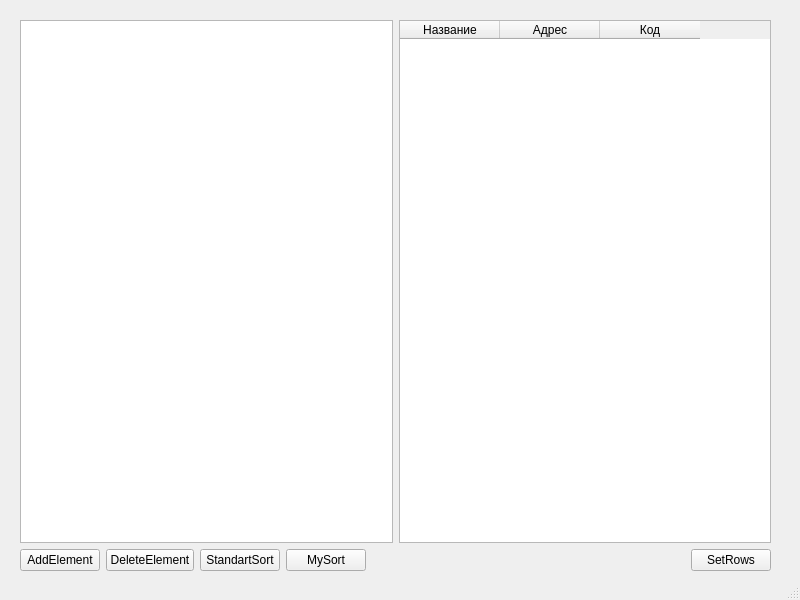
Before: the Qt Designer form Lab2/mainwindow.ui in hieorhii/edu-practice, drawn with Qt 5.
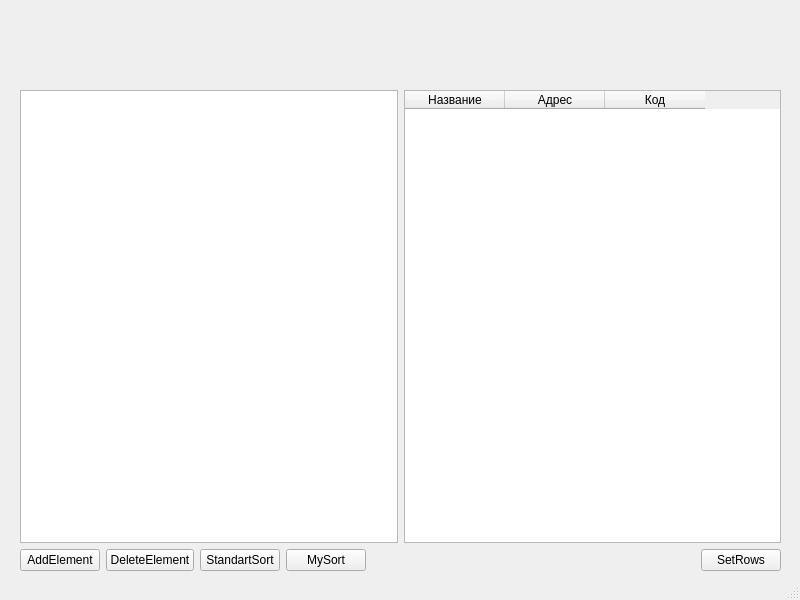
After: the same form once the commit is applied.

Patch:
```diff
--- a/Lab2/mainwindow.ui
+++ b/Lab2/mainwindow.ui
@@ -14,20 +14,33 @@
    <string>MainWindow</string>
   </property>
   <widget class="QWidget" name="centralwidget">
+   <property name="sizePolicy">
+    <sizepolicy hsizetype="Expanding" vsizetype="Expanding">
+     <horstretch>0</horstretch>
+     <verstretch>0</verstretch>
+    </sizepolicy>
+   </property>
    <widget class="QWidget" name="layoutWidget">
     <property name="geometry">
      <rect>
       <x>20</x>
-      <y>20</y>
-      <width>751</width>
-      <height>551</height>
+      <y>90</y>
+      <width>761</width>
+      <height>481</height>
      </rect>
     </property>
     <layout class="QVBoxLayout" name="verticalLayout">
      <item>
       <layout class="QHBoxLayout" name="horizontalLayout_2">
        <item>
-        <widget class="QListWidget" name="listWidget"/>
+        <widget class="QListWidget" name="listWidget">
+         <property name="sizePolicy">
+          <sizepolicy hsizetype="Expanding" vsizetype="Expanding">
+           <horstretch>0</horstretch>
+           <verstretch>0</verstretch>
+          </sizepolicy>
+         </property>
+        </widget>
        </item>
        <item>
         <widget class="QTableWidget" name="tableWidget">
@@ -135,6 +148,22 @@
      </item>
     </layout>
    </widget>
+   <widget class="QLabel" name="label_2">
+    <property name="geometry">
+     <rect>
+      <x>30</x>
+      <y>20</y>
+      <width>81</width>
+      <height>61</height>
+     </rect>
+    </property>
+    <property name="text">
+     <string/>
+    </property>
+    <property name="scaledContents">
+     <bool>false</bool>
+    </property>
+   </widget>
   </widget>
   <widget class="QStatusBar" name="statusbar"/>
  </widget>
```
